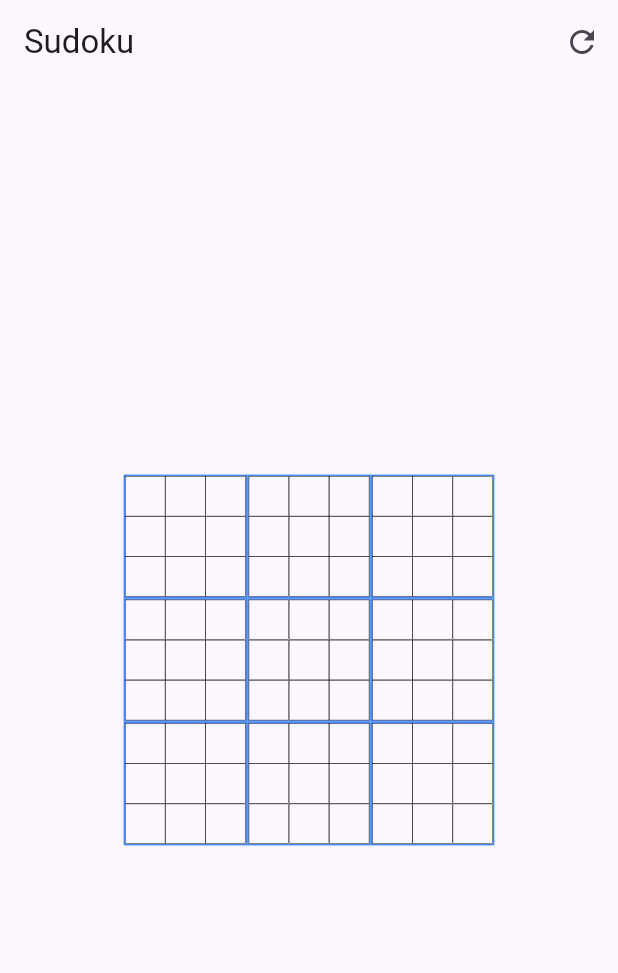
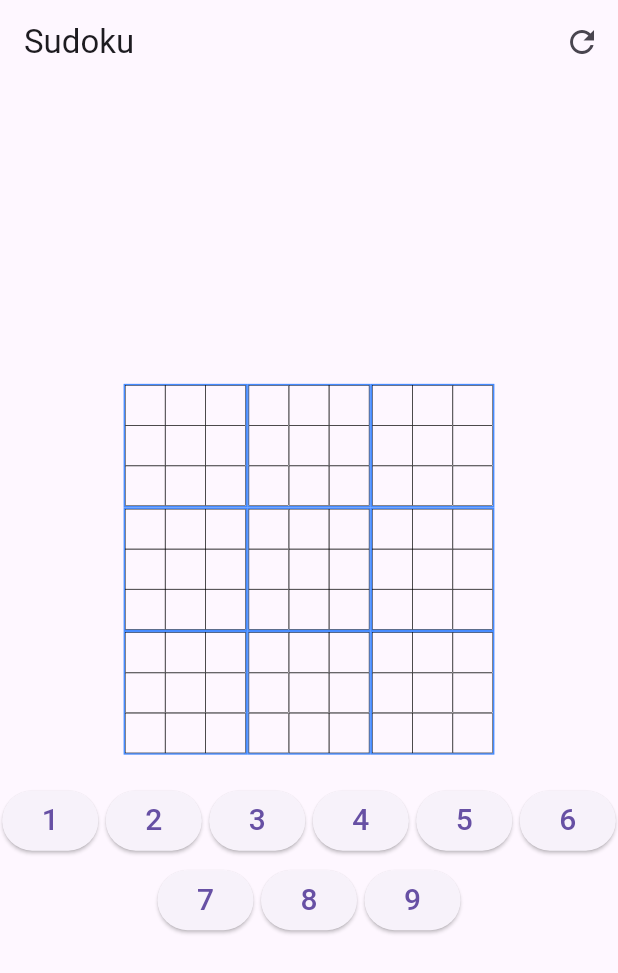
Before and after one commit to hrant2001/tp-flutter, a Flutter app: the screen it shows after launch, on a phone screen of 412 x 824 dp. Shown: the top 973 px of the screen. Run offline on Flutter 3.47's test engine with Material 3 defaults, Android fonts, the phone set to English and light mode, and no system bars; missing offline and left inert: sudoku_api.

Commit message:
Resolves 5

```diff
--- a/lib/grid_screen.dart
+++ b/lib/grid_screen.dart
@@ -43,6 +43,16 @@ class _GridScreenState extends State<GridScreen> {
     });
   }
 
+  void _onNumberTap(int value) {
+    if (selectedRow != null && selectedCol != null) {
+      setState(() {
+        // Mise à jour de la cellule sélectionnée
+        puzzle.board()!.cellAt(Position(row: selectedRow!, column: selectedCol!)).setValue(value);
+        board[selectedRow!][selectedCol!] = value;
+      });
+    }
+  }
+
   List<int> _getBlockValues(int blockIndex) {
     List<int> values = [];
     int startRow = (blockIndex ~/ 3) * 3;
@@ -72,10 +82,12 @@ class _GridScreenState extends State<GridScreen> {
           ),
         ],
       ),
-      body: Center(
+      body: Center( // Centrer l'ensemble du contenu
         child: Column(
           mainAxisAlignment: MainAxisAlignment.center,
+          crossAxisAlignment: CrossAxisAlignment.center,
           children: [
+            // La grille de Sudoku
             SizedBox(
               height: boxSize * 3,
               width: boxSize * 3,
@@ -102,6 +114,19 @@ class _GridScreenState extends State<GridScreen> {
                 },
               ),
             ),
+            const SizedBox(height: 20),
+            // Clavier numérique pour entrer les chiffres
+            Wrap(
+              spacing: 5,
+              runSpacing: 5,
+              alignment: WrapAlignment.center, // Centrer les boutons
+              children: List.generate(9, (index) {
+                return ElevatedButton(
+                  onPressed: () => _onNumberTap(index + 1),
+                  child: Text('${index + 1}', style: const TextStyle(fontSize: 20)),
+                );
+              }),
+            ),
           ],
         ),
       ),
```
